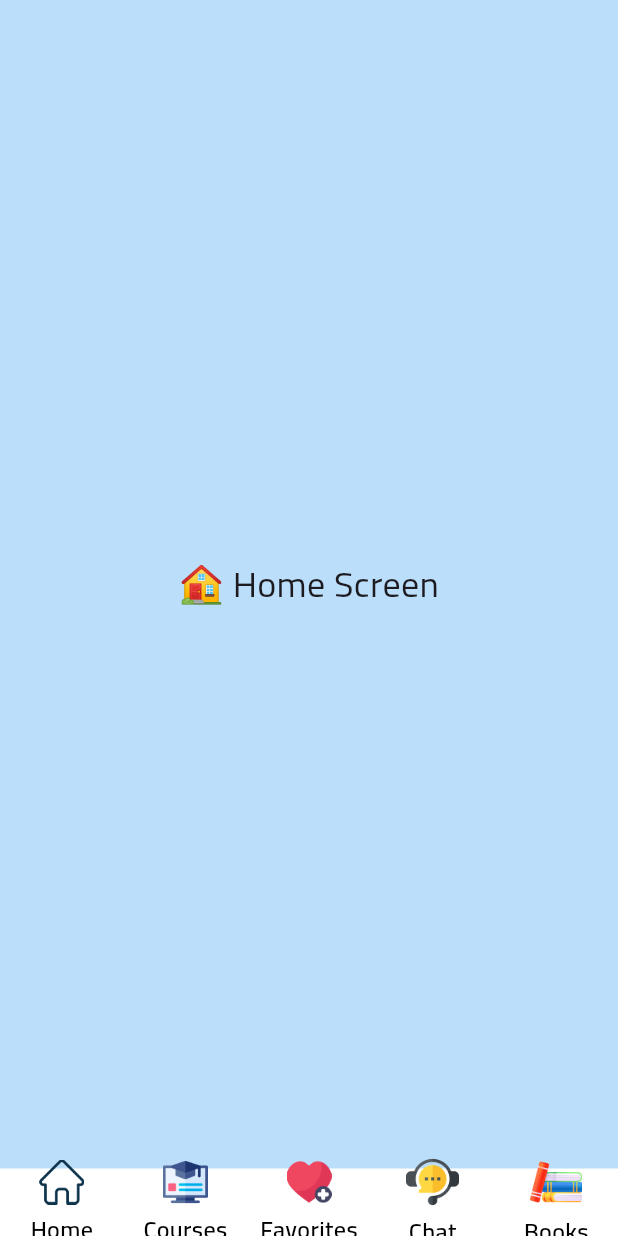
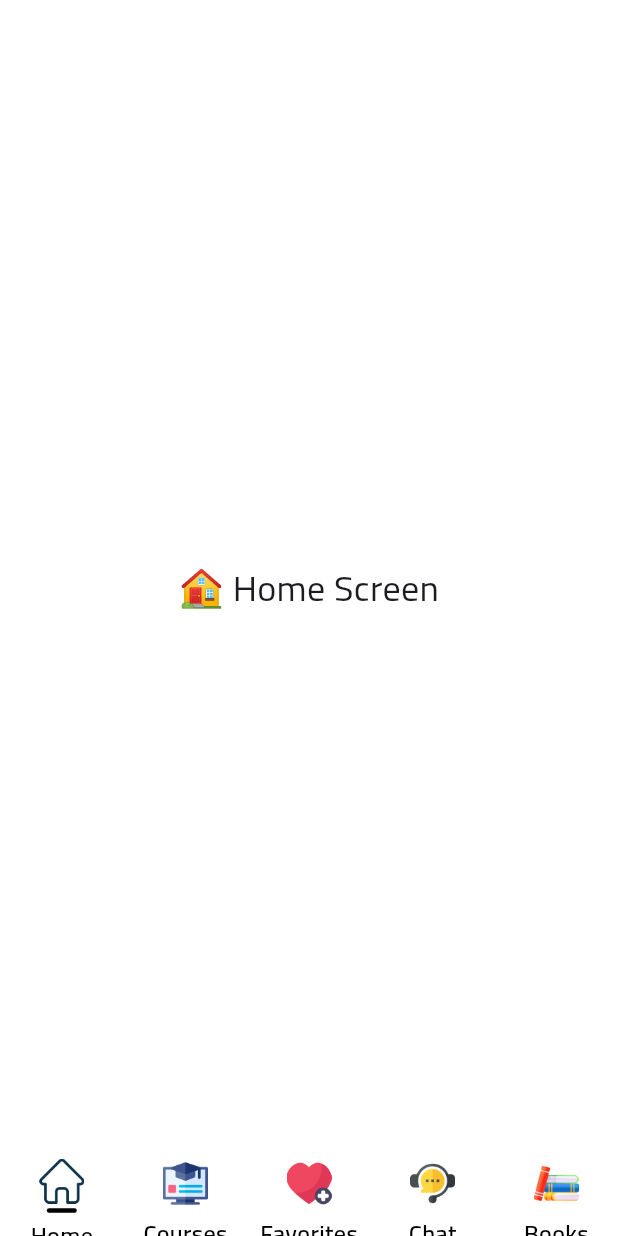
Before and after one commit to fci-grad-project/Flutter, a Flutter app: the screen it shows after launch, on a phone screen of 412 x 824 dp. Run offline on Flutter 3.47's test engine with Material 3 defaults, Android fonts, the phone set to English and light mode, and no system bars; our stand-ins replace dio, flutter_svg, font_awesome_flutter, get, image_picker, shimmer and 2 more.

Commit message:
Update logo and name app

```diff
--- /dev/null
+++ b/lib/Nav Bar Iteam/Bottom_Navigation_Bar.dart
@@ -0,0 +1,119 @@
+import 'package:flutter/material.dart';
+import 'package:get/get.dart';
+import 'package:graduation_project/Contact%20Room/chats/chat_view_body.dart';
+import 'package:graduation_project/home%20screen/view_home_screen.dart';
+import 'package:graduation_project/view%20cours/screen/details_screen.dart';
+
+class NavigationMenu extends StatelessWidget {
+  const NavigationMenu({super.key});
+
+  @override
+  Widget build(BuildContext context) {
+    Get.lazyPut(() => NavigationController()); // تحميل الكونترولر فقط عند الحاجة
+
+    return GetBuilder<NavigationController>(
+      builder: (controller) => Scaffold(
+        backgroundColor: controller.backgroundColors[controller.selectedIndex],
+        bottomNavigationBar: Theme(
+          data: Theme.of(context).copyWith(
+            navigationBarTheme: NavigationBarThemeData(
+              indicatorColor: Colors.transparent, // إزالة تأثير التحديد الافتراضي
+              labelTextStyle: MaterialStateProperty.all(TextStyles.semiBold16),
+            ),
+          ),
+          child: NavigationBar(
+            backgroundColor: Colors.white,
+            height: 40,
+            selectedIndex: controller.selectedIndex,
+            onDestinationSelected: controller.changeTab,
+            destinations: List.generate(controller.screens.length, (index) {
+              return NavigationDestination(
+                icon: Column(
+                  mainAxisSize: MainAxisSize.min,
+                  children: [
+                    Image.asset(controller.icons[index], height: 30),
+                    const SizedBox(height: 3),
+                    if (controller.selectedIndex == index)
+                      Container(
+                        width: 20,
+                        height: 3,
+                        decoration: BoxDecoration(
+                          color: Colors.black, // لون الخط السفلي عند التحديد
+                          borderRadius: BorderRadius.circular(2),
+                        ),
+                      ),
+                  ],
+                ),
+                label: controller.labels[index],
+              );
+            }),
+          ),
+        ),
+        body: controller.screens[controller.selectedIndex],
+      ),
+    );
+  }
+}
+
+class NavigationController extends GetxController {
+  var selectedIndex = 0;
+
+  final screens = [
+    HomeScreen(),
+    DetailsScreen(title: 'Flutter Course'),
+    FavoritesScreen(),
+    ChatViewBody(),
+    BooksScreen(),
+  ];
+
+  final backgroundColors = [
+    Colors.white,
+    Colors.purple.shade100,
+    Colors.red.shade100,
+    Colors.green.shade100,
+    Colors.orange.shade100,
+  ];
+
+  final icons = [
+    'assets/images/home.png',
+    'assets/images/online-course.png',
+    'assets/images/add-to-favorites.png',
+    'assets/images/live-chat.png',
+    'assets/images/books.png',
+  ];
+
+  final labels = ['Home', 'Courses', 'Favorites', 'Chat', 'Books'];
+
+  void changeTab(int index) {
+    if (index >= 0 && index < screens.length) {
+      selectedIndex = index;
+      update(); // تحديث الـ UI بدون الحاجة إلى Obx
+    }
+  }
+}
+
+// تعريف الشاشات التجريبية
+
+
+class FavoritesScreen extends StatelessWidget {
+  @override
+  Widget build(BuildContext context) {
+    return Center(child: Text("❤️ Favorites", style: TextStyle(fontSize: 24)));
+  }
+}
+
+class BooksScreen extends StatelessWidget {
+  @override
+  Widget build(BuildContext context) {
+    return Center(child: Text("📚 Books", style: TextStyle(fontSize: 24)));
+  }
+}
+
+// تعريف كلاس TextStyles
+class TextStyles {
+  static const TextStyle semiBold16 = TextStyle(
+    fontSize: 16,
+    fontWeight: FontWeight.w600,
+    color: Colors.black,
+  );
+}
--- a/lib/core/widgets/Bottom_Navigation_Bar.dart
+++ /dev/null
@@ -1,117 +0,0 @@
-import 'package:flutter/material.dart';
-import 'package:get/get.dart';
-import 'package:graduation_project/Contact%20Room/chats/chat_view_body.dart';
-import 'package:graduation_project/view%20cours/screen/details_screen.dart';
-
-// استيراد الشاشات المطلوبة
-
-
-class NavigationMenu extends StatelessWidget {
-  const NavigationMenu({super.key});
-
-  @override
-  Widget build(BuildContext context) {
-    final controller = Get.put(NavigationController());
-
-    return Scaffold(
-      backgroundColor: controller.backgroundColors[controller.selectedIndex.value],
-      bottomNavigationBar: Theme(
-        data: Theme.of(context).copyWith(
-          navigationBarTheme: NavigationBarThemeData(
-            indicatorColor: Colors.transparent, // إزالة تأثير التحديد
-            labelTextStyle: MaterialStateProperty.all(TextStyles.semiBold16), // تغيير الخط
-          ),
-        ),
-        child: Obx(
-          () => NavigationBar(
-            backgroundColor: Colors.white,
-            height: 45,
-            elevation: 0,
-            selectedIndex: controller.selectedIndex.value,
-            onDestinationSelected: (index) => controller.changeTab(index),
-            destinations: [
-              NavigationDestination(
-                icon: Image.asset('assets/images/home.png', height: 30),
-                label: 'Home',
-              ),
-              NavigationDestination(
-                icon: Image.asset('assets/images/online-course.png', height: 30),
-                label: 'Courses',
-              ),
-              NavigationDestination(
-                icon: Image.asset('assets/images/add-to-favorites.png', height: 30),
-                label: 'Favorites',
-              ),
-              NavigationDestination(
-                icon: Image.asset('assets/images/live-chat.png', height: 35),
-                label: 'Chat',
-              ),
-              NavigationDestination(
-                icon: Image.asset('assets/images/books.png', height: 35),
-                label: 'Books',
-              ),
-            ],
-          ),
-        ),
-      ),
-      body: Obx(() => controller.screens[controller.selectedIndex.value]), // عرض الشاشة بناءً على التاب المحدد
-    );
-  }
-}
-
-class NavigationController extends GetxController {
-  final Rx<int> selectedIndex = 0.obs;
-
-  final screens = [
-    HomeScreen(),        // شاشة الهوم
-    DetailsScreen(title: 'Flutter Course',),     // شاشة الكورسات
-    FavoritesScreen(),   // شاشة المفضلة (افتراضية)
-    ChatViewBody(),      // شاشة الدردشة
-    BooksScreen(),       // شاشة الكتب (افتراضية)
-  ];
-
-  final backgroundColors = [
-    Colors.blue.shade100,
-    Colors.purple.shade100,
-    Colors.red.shade100,
-    Colors.green.shade100,
-    Colors.orange.shade100,
-  ];
-
- void changeTab(int index) {
-    if (index >= 0 && index < screens.length) { // تأكد أن الفهرس صحيح
-      selectedIndex.value = index;
-    }
-  }
-}
-
-// تعريف الشاشات الاختبارية
-class HomeScreen extends StatelessWidget {
-  @override
-  Widget build(BuildContext context) {
-    return Center(child: Text("🏠 Home Screen", style: TextStyle(fontSize: 24)));
-  }
-}
-
-class FavoritesScreen extends StatelessWidget {
-  @override
-  Widget build(BuildContext context) {
-    return Center(child: Text("❤️ Favorites", style: TextStyle(fontSize: 24)));
-  }
-}
-
-class BooksScreen extends StatelessWidget {
-  @override
-  Widget build(BuildContext context) {
-    return Center(child: Text("📚 Books", style: TextStyle(fontSize: 24)));
-  }
-}
-
-// تعريف كلاس TextStyles
-class TextStyles {
-  static const TextStyle semiBold16 = TextStyle(
-    fontSize: 16,
-    fontWeight: FontWeight.w600,
-    color: Colors.black,
-  );
-}
--- /dev/null
+++ b/lib/home screen/view_home_screen.dart
@@ -0,0 +1,8 @@
+import 'package:flutter/material.dart';
+
+class HomeScreen extends StatelessWidget {
+  @override
+  Widget build(BuildContext context) {
+    return Center(child: Text("🏠 Home Screen", style: TextStyle(fontSize: 24)));
+  }
+}
--- a/lib/main.dart
+++ b/lib/main.dart
@@ -1,5 +1,5 @@
 import 'package:flutter/material.dart';
-import 'package:graduation_project/core/widgets/Bottom_Navigation_Bar.dart';
+import 'package:graduation_project/Nav%20Bar%20Iteam/Bottom_Navigation_Bar.dart';
 
 void main() {
   runApp(const TeachConnect());
--- a/pubspec.yaml
+++ b/pubspec.yaml
@@ -53,6 +53,7 @@ dependencies:
   youtube_player_flutter: ^9.1.1
 
 dev_dependencies:
+  flutter_launcher_icons: "^0.14.3"
   flutter_lints: ^5.0.0
   flutter_test:
     sdk: flutter
@@ -96,3 +97,8 @@ flutter:
           weight: 700
   # For details regarding fonts from package dependencies,
   # see https://flutter.dev/to/font-from-package
+flutter_launcher_icons:
+  android: "launcher_icon"
+  ios: true
+  image_path: "assets/images/TeachConnectlogo.png"
+min_sdk_android: 21 # android min sdk min:16, default 21
```
Also changed, not shown: assets/images/TeachConnectlogo.png (added), pubspec.lock, 29 other files.
